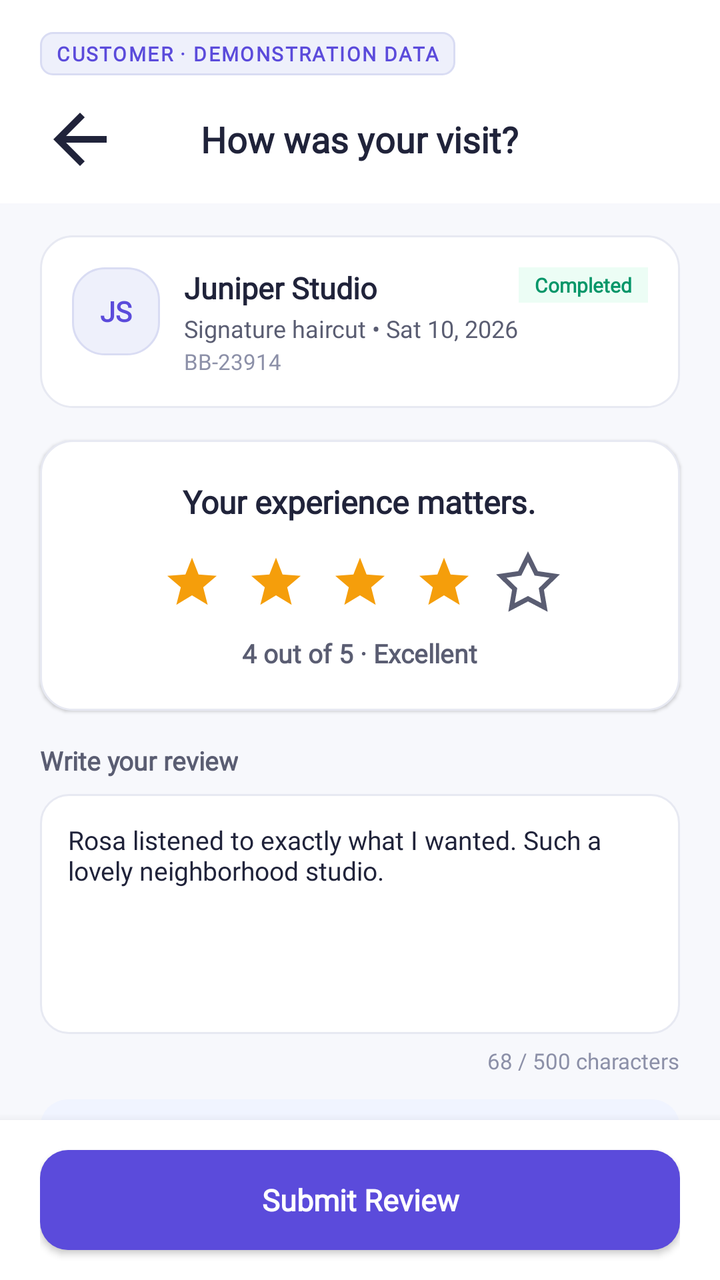
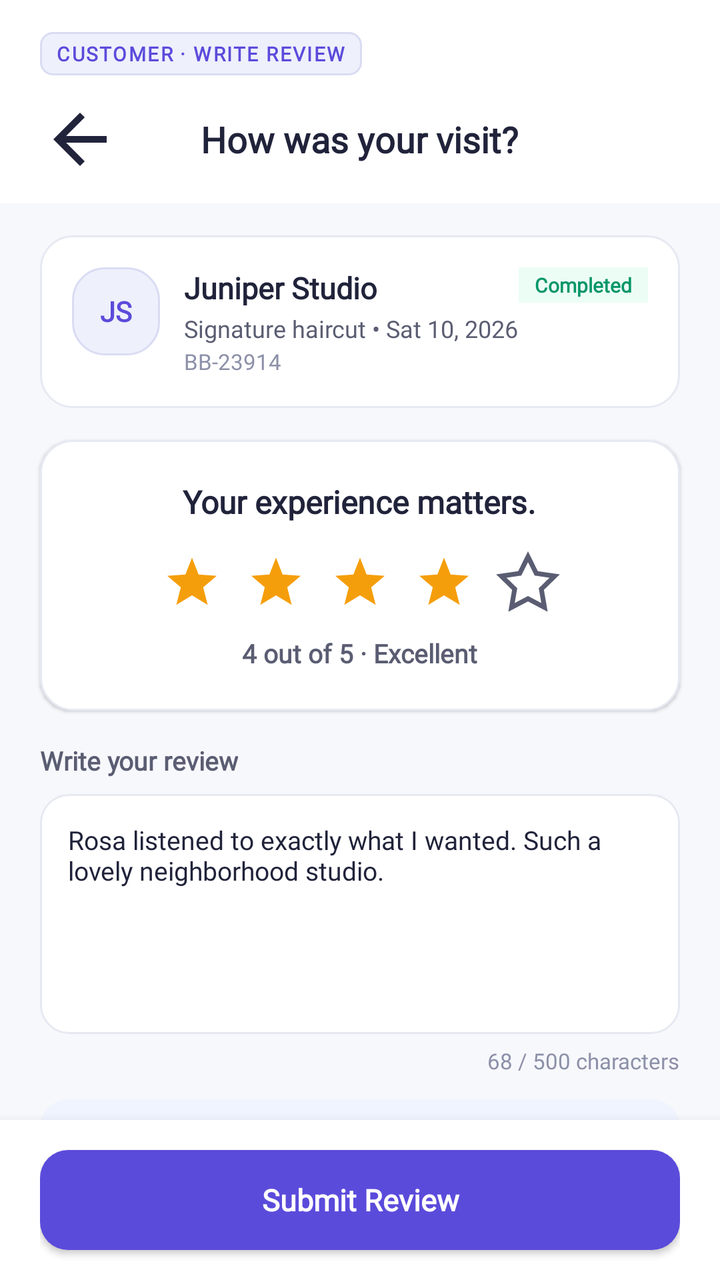

The first picture is an Android layout as it rendered before a commit; the second is the same layout after the commit. The layout source and the unified diff follow.
<!-- AndroidManifest.xml: application theme Theme.BizBridgeApp -->
<!-- res/layout/fragment_write_review.xml -->
<?xml version="1.0" encoding="utf-8"?>
<androidx.coordinatorlayout.widget.CoordinatorLayout
    xmlns:android="http://schemas.android.com/apk/res/android"
    xmlns:app="http://schemas.android.com/apk/res-auto"
    android:layout_width="match_parent"
    android:layout_height="match_parent"
    android:background="@color/background">

    
    <androidx.core.widget.NestedScrollView
        android:layout_width="match_parent"
        android:layout_height="match_parent"
        android:clipToPadding="false"
        android:overScrollMode="never"
        android:paddingBottom="120dp">

        <LinearLayout
            android:layout_width="match_parent"
            android:layout_height="wrap_content"
            android:orientation="vertical">

            
            <LinearLayout
                android:layout_width="match_parent"
                android:layout_height="wrap_content"
                android:background="@color/surface_white"
                android:orientation="vertical"
                android:paddingStart="20dp"
                android:paddingEnd="20dp"
                android:paddingTop="16dp"
                android:paddingBottom="12dp">

                <TextView
                    android:layout_width="wrap_content"
                    android:layout_height="wrap_content"
                    android:background="@drawable/bg_subheader_tag"
                    android:paddingStart="8dp"
                    android:paddingEnd="8dp"
                    android:paddingTop="4dp"
                    android:paddingBottom="4dp"
                    android:text="CUSTOMER · DEMONSTRATION DATA"
                    android:textAppearance="@style/TextAppearance.BizBridge.SubheaderTag"
                    android:textSize="10sp" />

                <RelativeLayout
                    android:layout_width="match_parent"
                    android:layout_height="wrap_content"
                    android:layout_marginTop="12dp">

                    <ImageView
                        android:id="@+id/btn_back"
                        android:layout_width="40dp"
                        android:layout_height="40dp"
                        android:layout_alignParentStart="true"
                        android:layout_centerVertical="true"
                        android:background="?attr/selectableItemBackgroundBorderless"
                        android:src="@drawable/ic_arrow_back"
                        app:tint="@color/text_primary" />

                    <TextView
                        android:layout_width="wrap_content"
                        android:layout_height="wrap_content"
                        android:layout_centerInParent="true"
                        android:fontFamily="@font/inter_variable"
                        android:text="How was your visit?"
                        android:textColor="@color/text_primary"
                        android:textSize="18sp"
                        android:textStyle="bold" />

                </RelativeLayout>
            </LinearLayout>

            
            <LinearLayout
                android:layout_width="match_parent"
                android:layout_height="wrap_content"
                android:layout_marginStart="20dp"
                android:layout_marginEnd="20dp"
                android:layout_marginTop="16dp"
                android:background="@drawable/bg_card_white"
                android:elevation="1dp"
                android:orientation="horizontal"
                android:padding="16dp">

                <FrameLayout
                    android:layout_width="44dp"
                    android:layout_height="44dp"
                    android:background="@drawable/bg_card_lavender">

                    <TextView
                        android:layout_width="wrap_content"
                        android:layout_height="wrap_content"
                        android:layout_gravity="center"
                        android:fontFamily="@font/inter_variable"
                        android:text="JS"
                        android:textColor="@color/primary"
                        android:textSize="14sp"
                        android:textStyle="bold" />
                </FrameLayout>

                <LinearLayout
                    android:layout_width="0dp"
                    android:layout_height="wrap_content"
                    android:layout_marginStart="12dp"
                    android:layout_weight="1"
                    android:orientation="vertical">

                    <RelativeLayout
                        android:layout_width="match_parent"
                        android:layout_height="wrap_content">

                        <TextView
                            android:layout_width="wrap_content"
                            android:layout_height="wrap_content"
                            android:layout_alignParentStart="true"
                            android:fontFamily="@font/inter_variable"
                            android:text="Juniper Studio"
                            android:textColor="@color/text_primary"
                            android:textSize="15sp"
                            android:textStyle="bold" />

                        <LinearLayout
                            android:layout_width="wrap_content"
                            android:layout_height="wrap_content"
                            android:layout_alignParentEnd="true"
                            android:background="@color/badge_completed_bg"
                            android:paddingStart="8dp"
                            android:paddingEnd="8dp"
                            android:paddingTop="2dp"
                            android:paddingBottom="2dp">

                            <TextView
                                android:layout_width="wrap_content"
                                android:layout_height="wrap_content"
                                android:fontFamily="@font/inter_variable"
                                android:text="Completed"
                                android:textColor="@color/badge_completed_text"
                                android:textSize="10sp"
                                android:textStyle="bold" />
                        </LinearLayout>
                    </RelativeLayout>

                    <TextView
                        android:layout_width="wrap_content"
                        android:layout_height="wrap_content"
                        android:layout_marginTop="2dp"
                        android:fontFamily="@font/inter_variable"
                        android:text="Signature haircut • Sat 10, 2026"
                        android:textColor="@color/text_secondary"
                        android:textSize="12sp" />

                    <TextView
                        android:layout_width="wrap_content"
                        android:layout_height="wrap_content"
                        android:layout_marginTop="1dp"
                        android:fontFamily="@font/inter_variable"
                        android:text="BB-23914"
                        android:textColor="@color/text_muted"
                        android:textSize="11sp" />

                </LinearLayout>

            </LinearLayout>

            
            <LinearLayout
                android:layout_width="match_parent"
                android:layout_height="wrap_content"
                android:layout_marginStart="20dp"
                android:layout_marginEnd="20dp"
                android:layout_marginTop="16dp"
                android:background="@drawable/bg_card_white"
                android:elevation="1dp"
                android:gravity="center_horizontal"
                android:orientation="vertical"
                android:padding="20dp">

                <TextView
                    android:layout_width="wrap_content"
                    android:layout_height="wrap_content"
                    android:fontFamily="@font/inter_variable"
                    android:text="Your experience matters."
                    android:textColor="@color/text_primary"
                    android:textSize="16sp"
                    android:textStyle="bold" />

                
                <LinearLayout
                    android:id="@+id/stars_container"
                    android:layout_width="wrap_content"
                    android:layout_height="wrap_content"
                    android:layout_marginTop="14dp"
                    android:orientation="horizontal">

                    <ImageView
                        android:id="@+id/star_1"
                        android:layout_width="32dp"
                        android:layout_height="32dp"
                        android:src="@drawable/ic_star_filled" />

                    <ImageView
                        android:id="@+id/star_2"
                        android:layout_width="32dp"
                        android:layout_height="32dp"
                        android:layout_marginStart="10dp"
                        android:src="@drawable/ic_star_filled" />

                    <ImageView
                        android:id="@+id/star_3"
                        android:layout_width="32dp"
                        android:layout_height="32dp"
                        android:layout_marginStart="10dp"
                        android:src="@drawable/ic_star_filled" />

                    <ImageView
                        android:id="@+id/star_4"
                        android:layout_width="32dp"
                        android:layout_height="32dp"
                        android:layout_marginStart="10dp"
                        android:src="@drawable/ic_star_filled" />

                    <ImageView
                        android:id="@+id/star_5"
                        android:layout_width="32dp"
                        android:layout_height="32dp"
                        android:layout_marginStart="10dp"
                        android:src="@drawable/ic_star_outline" />

                </LinearLayout>

                <TextView
                    android:id="@+id/tv_rating_score_label"
                    android:layout_width="wrap_content"
                    android:layout_height="wrap_content"
                    android:layout_marginTop="10dp"
                    android:fontFamily="@font/inter_variable"
                    android:text="4 out of 5 · Excellent"
                    android:textColor="@color/text_secondary"
                    android:textSize="13sp"
                    android:textStyle="bold" />

            </LinearLayout>

            
            <LinearLayout
                android:layout_width="match_parent"
                android:layout_height="wrap_content"
                android:layout_marginStart="20dp"
                android:layout_marginEnd="20dp"
                android:layout_marginTop="16dp"
                android:orientation="vertical">

                <TextView
                    android:layout_width="wrap_content"
                    android:layout_height="wrap_content"
                    android:fontFamily="@font/inter_variable"
                    android:text="Write your review"
                    android:textColor="@color/text_secondary"
                    android:textSize="13sp"
                    android:textStyle="bold" />

                <EditText
                    android:id="@+id/et_review_text"
                    android:layout_width="match_parent"
                    android:layout_height="120dp"
                    android:layout_marginTop="8dp"
                    android:background="@drawable/bg_input_field"
                    android:fontFamily="@font/inter_variable"
                    android:gravity="top|start"
                    android:padding="14dp"
                    android:text="Rosa listened to exactly what I wanted. Such a lovely neighborhood studio."
                    android:textColor="@color/text_primary"
                    android:textSize="13sp" />

                <TextView
                    android:id="@+id/tv_char_count"
                    android:layout_width="wrap_content"
                    android:layout_height="wrap_content"
                    android:layout_gravity="end"
                    android:layout_marginTop="6dp"
                    android:fontFamily="@font/inter_variable"
                    android:text="68 / 500 characters"
                    android:textColor="@color/text_muted"
                    android:textSize="11sp" />

            </LinearLayout>

            
            <LinearLayout
                android:layout_width="match_parent"
                android:layout_height="wrap_content"
                android:layout_marginStart="20dp"
                android:layout_marginEnd="20dp"
                android:layout_marginTop="12dp"
                android:background="@drawable/bg_info_card"
                android:orientation="horizontal"
                android:padding="12dp">

                <ImageView
                    android:layout_width="16dp"
                    android:layout_height="16dp"
                    android:layout_marginTop="2dp"
                    android:src="@drawable/ic_shield_check"
                    app:tint="@color/primary" />

                <TextView
                    android:layout_width="0dp"
                    android:layout_height="wrap_content"
                    android:layout_marginStart="8dp"
                    android:layout_weight="1"
                    android:fontFamily="@font/inter_variable"
                    android:lineSpacingExtra="2dp"
                    android:text="Reviews are public. Please focus on your visit and avoid personal or sensitive information."
                    android:textColor="@color/text_secondary"
                    android:textSize="12sp" />
            </LinearLayout>

        </LinearLayout>
    </androidx.core.widget.NestedScrollView>

    
    <LinearLayout
        android:layout_width="match_parent"
        android:layout_height="80dp"
        android:layout_gravity="bottom"
        android:background="@color/surface_white"
        android:elevation="8dp"
        android:gravity="center"
        android:paddingStart="20dp"
        android:paddingEnd="20dp">

        <androidx.appcompat.widget.AppCompatButton
            android:id="@+id/btn_submit_review"
            android:layout_width="match_parent"
            android:layout_height="50dp"
            android:background="@drawable/bg_button_primary"
            android:fontFamily="@font/inter_variable"
            android:text="Submit Review"
            android:textAllCaps="false"
            android:textColor="@color/white"
            android:textSize="15sp"
            android:textStyle="bold" />

    </LinearLayout>

</androidx.coordinatorlayout.widget.CoordinatorLayout>
<!-- resources referenced by this layout -->
<resources>
  <color name="background">#F7F8FC</color>
  <color name="badge_completed_bg">#ECFDF5</color>
  <color name="badge_completed_text">#059669</color>
  <color name="primary">#5B4BDB</color>
  <color name="surface_white">#FFFFFF</color>
  <color name="text_muted">#8C90A8</color>
  <color name="text_primary">#20233A</color>
  <color name="text_secondary">#5A5D72</color>
  <color name="white">#FFFFFFFF</color>
  <!-- drawable bg_button_primary (drawable) -->
  <?xml version="1.0" encoding="utf-8"?>
  <ripple xmlns:android="http://schemas.android.com/apk/res/android"
      android:color="#33FFFFFF">
      <item>
          <shape android:shape="rectangle">
              <solid android:color="@color/primary" />
              <corners android:radius="@dimen/radius_button" />
          </shape>
      </item>
  </ripple>
  <!-- drawable bg_card_lavender (drawable) -->
  <?xml version="1.0" encoding="utf-8"?>
  <shape xmlns:android="http://schemas.android.com/apk/res/android"
      android:shape="rectangle">
      <solid android:color="@color/primary_light" />
      <stroke
          android:width="@dimen/stroke_subtle"
          android:color="@color/primary_light_border" />
      <corners android:radius="@dimen/radius_card" />
  </shape>
  <!-- drawable bg_card_white (drawable) -->
  <?xml version="1.0" encoding="utf-8"?>
  <shape xmlns:android="http://schemas.android.com/apk/res/android"
      android:shape="rectangle">
      <solid android:color="@color/surface_white" />
      <stroke
          android:width="@dimen/stroke_subtle"
          android:color="@color/border_subtle" />
      <corners android:radius="@dimen/radius_card" />
  </shape>
  <!-- drawable bg_info_card (drawable) -->
  <?xml version="1.0" encoding="utf-8"?>
  <shape xmlns:android="http://schemas.android.com/apk/res/android"
      android:shape="rectangle">
      <solid android:color="#F0F4FF" />
      <corners android:radius="14dp" />
  </shape>
  <!-- drawable bg_subheader_tag (drawable) -->
  <?xml version="1.0" encoding="utf-8"?>
  <shape xmlns:android="http://schemas.android.com/apk/res/android"
      android:shape="rectangle">
      <solid android:color="@color/primary_light" />
      <stroke
          android:width="1dp"
          android:color="@color/primary_light_border" />
      <corners android:radius="6dp" />
  </shape>
  <!-- drawable ic_arrow_back (drawable) -->
  <vector xmlns:android="http://schemas.android.com/apk/res/android"
      android:width="24dp"
      android:height="24dp"
      android:viewportWidth="24"
      android:viewportHeight="24">
      <path
          android:fillColor="#20233A"
          android:pathData="M20,11H7.83l5.59,-5.59L12,4l-8,8 8,8 1.41,-1.41L7.83,13H20v-2z" />
  </vector>
  <!-- drawable ic_star_filled (drawable) -->
  <vector xmlns:android="http://schemas.android.com/apk/res/android"
      android:width="20dp"
      android:height="20dp"
      android:viewportWidth="20"
      android:viewportHeight="20">
      
      <path
          android:fillColor="#F59E0B"
          android:pathData="M10,2 L12.06,7.26 L17.72,7.64 L13.5,11.26 L14.9,16.74 L10,13.77 L5.1,16.74 L6.5,11.26 L2.28,7.64 L7.94,7.26 Z" />
  </vector>
  <style name="TextAppearance.BizBridge.SubheaderTag" parent="android:TextAppearance">
          <item name="android:textSize">11sp</item>
          <item name="android:textStyle">bold</item>
          <item name="android:textColor">@color/primary</item>
          <item name="android:letterSpacing">0.08</item>
          <item name="fontFamily">@font/inter_variable</item>
      </style>
  <style name="Theme.BizBridgeApp" parent="Base.Theme.BizBridgeApp" />
  <dimen name="radius_button">14dp</dimen>
  <color name="primary_light">#EEF0FB</color>
  <dimen name="stroke_subtle">1dp</dimen>
  <color name="primary_light_border">#D9DCF3</color>
  <dimen name="radius_card">16dp</dimen>
  <color name="border_subtle">#E7E9F2</color>
  <dimen name="stroke_focused">1.5dp</dimen>
  <color name="border_focused">#5B4BDB</color>
  <dimen name="radius_input">14dp</dimen>
  <color name="secondary">#20B8A6</color>
  <!-- unchanged entries left out for length: 4 -->
</resources>

<!-- the commit's change to res/layout/fragment_write_review.xml (unified diff, before → after) -->
@@ -38,7 +38,7 @@
                     android:paddingEnd="8dp"
                     android:paddingTop="4dp"
                     android:paddingBottom="4dp"
-                    android:text="CUSTOMER · DEMONSTRATION DATA"
+                    android:text="CUSTOMER · WRITE REVIEW"
                     android:textAppearance="@style/TextAppearance.BizBridge.SubheaderTag"
                     android:textSize="10sp" />
 
